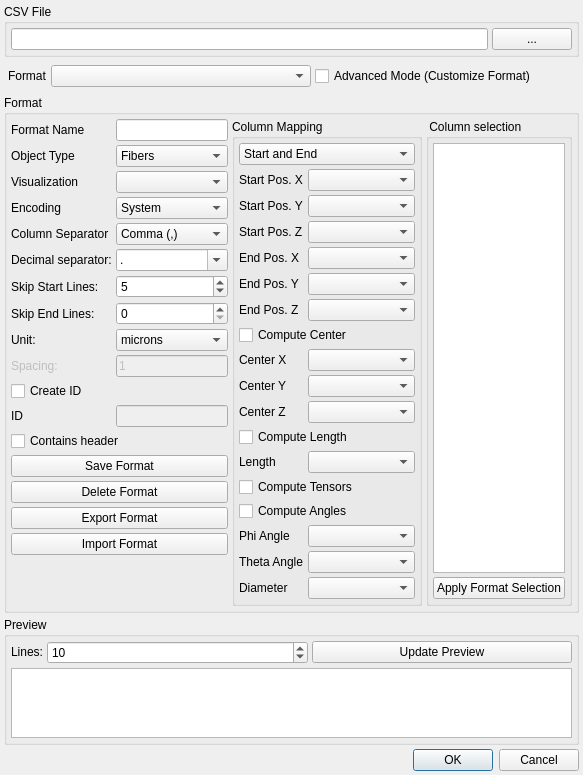
The window that modules/FeatureScout/CsvInput.ui (3dct/open_iA) describes before a commit, drawn with Qt 5.
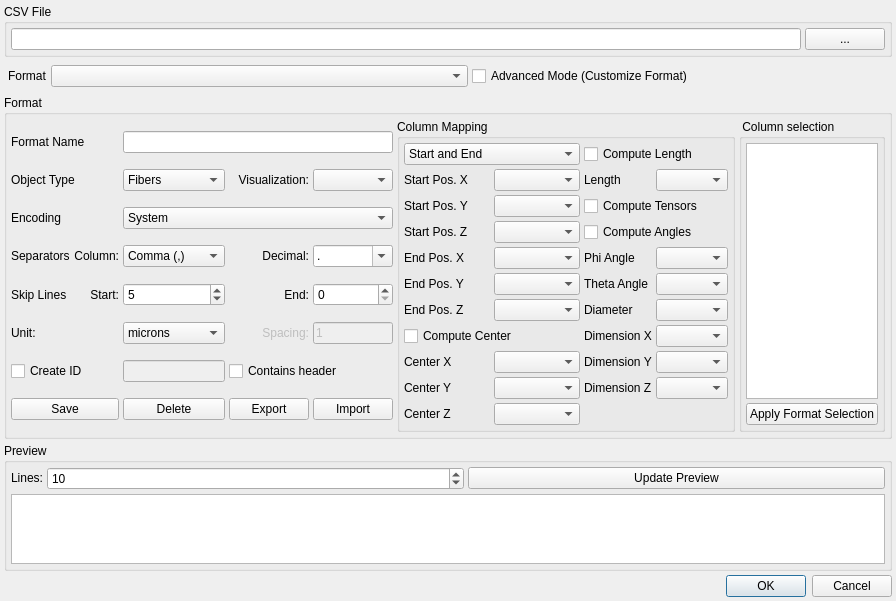
The same window after the commit.

Commit message: FeatureScout: Reformat CSV Input dialog (use width better), add dimension x/y/z col. mappings

```diff
--- a/modules/FeatureScout/CsvInput.ui
+++ b/modules/FeatureScout/CsvInput.ui
@@ -6,8 +6,8 @@
    <rect>
     <x>0</x>
     <y>0</y>
-    <width>517</width>
-    <height>704</height>
+    <width>826</width>
+    <height>596</height>
    </rect>
   </property>
   <property name="windowTitle">
@@ -145,67 +145,11 @@
        <number>4</number>
       </property>
       <item>
-       <layout class="QFormLayout" name="lt_Format">
-        <property name="horizontalSpacing">
+       <layout class="QGridLayout" name="gridLayout_2">
+        <property name="spacing">
          <number>4</number>
         </property>
-        <property name="verticalSpacing">
-         <number>4</number>
-        </property>
-        <item row="1" column="0">
-         <widget class="QLabel" name="lbl_FormatName">
-          <property name="text">
-           <string>Format Name</string>
-          </property>
-         </widget>
-        </item>
-        <item row="1" column="1">
-         <widget class="QLineEdit" name="ed_FormatName"/>
-        </item>
-        <item row="2" column="0">
-         <widget class="QLabel" name="lbl_ObjectType">
-          <property name="text">
-           <string>Object Type</string>
-          </property>
-         </widget>
-        </item>
-        <item row="2" column="1">
-         <widget class="QComboBox" name="cmbbox_ObjectType">
-          <item>
-           <property name="text">
-            <string>Fibers</string>
-           </property>
-          </item>
-          <item>
-           <property name="text">
-            <string>Voids</string>
-           </property>
-          </item>
-          <item>
-           <property name="text">
-            <string>Other</string>
-           </property>
-          </item>
-         </widget>
-        </item>
-        <item row="3" column="0">
-         <widget class="QLabel" name="lbl_VisualizeAs">
-          <property name="text">
-           <string>Visualization</string>
-          </property>
-         </widget>
-        </item>
-        <item row="3" column="1">
-         <widget class="QComboBox" name="cmbbox_VisualizeAs"/>
-        </item>
-        <item row="4" column="0">
-         <widget class="QLabel" name="lbl_Encoding">
-          <property name="text">
-           <string>Encoding</string>
-          </property>
-         </widget>
-        </item>
-        <item row="4" column="1">
+        <item row="2" column="2" colspan="3">
          <widget class="QComboBox" name="cmbbox_Encoding">
           <item>
            <property name="text">
@@ -229,14 +173,14 @@
           </item>
          </widget>
         </item>
-        <item row="5" column="0">
-         <widget class="QLabel" name="lbl_ColumnSeparator">
+        <item row="3" column="0">
+         <widget class="QLabel" name="lbl_Separators">
           <property name="text">
-           <string>Column Separator</string>
+           <string>Separators</string>
           </property>
          </widget>
         </item>
-        <item row="5" column="1">
+        <item row="3" column="2">
          <widget class="QComboBox" name="cmbbox_ColSeparator">
           <property name="enabled">
            <bool>true</bool>
@@ -261,14 +205,27 @@
           </item>
          </widget>
         </item>
-        <item row="6" column="0">
-         <widget class="QLabel" name="lbl_DecimalSeparator">
+        <item row="3" column="3">
+         <widget class="QLabel" name="lbl_SeparatorDecimal">
           <property name="text">
-           <string>Decimal separator:</string>
+           <string>Decimal:</string>
           </property>
+          <property name="alignment">
+           <set>Qt::AlignRight|Qt::AlignTrailing|Qt::AlignVCenter</set>
+          </property>
          </widget>
         </item>
-        <item row="6" column="1">
+        <item row="3" column="1">
+         <widget class="QLabel" name="lbl_SeparatorColumn">
+          <property name="text">
+           <string>Column:</string>
+          </property>
+          <property name="alignment">
+           <set>Qt::AlignRight|Qt::AlignTrailing|Qt::AlignVCenter</set>
+          </property>
+         </widget>
+        </item>
+        <item row="3" column="4">
          <widget class="QComboBox" name="cmbbox_DecimalSeparator">
           <property name="editable">
            <bool>true</bool>
@@ -285,14 +242,73 @@
           </item>
          </widget>
         </item>
-        <item row="7" column="0">
-         <widget class="QLabel" name="lbl_SkipS1tartLine">
+        <item row="1" column="3">
+         <widget class="QLabel" name="lbl_VisualizeAs">
           <property name="text">
-           <string>Skip Start Lines:</string>
+           <string>Visualization:</string>
           </property>
+          <property name="alignment">
+           <set>Qt::AlignRight|Qt::AlignTrailing|Qt::AlignVCenter</set>
+          </property>
          </widget>
         </item>
-        <item row="7" column="1">
+        <item row="0" column="0" colspan="2">
+         <widget class="QLabel" name="lbl_FormatName">
+          <property name="text">
+           <string>Format Name</string>
+          </property>
+         </widget>
+        </item>
+        <item row="1" column="2">
+         <widget class="QComboBox" name="cmbbox_ObjectType">
+          <item>
+           <property name="text">
+            <string>Fibers</string>
+           </property>
+          </item>
+          <item>
+           <property name="text">
+            <string>Voids</string>
+           </property>
+          </item>
+          <item>
+           <property name="text">
+            <string>Other</string>
+           </property>
+          </item>
+         </widget>
+        </item>
+        <item row="1" column="0" colspan="2">
+         <widget class="QLabel" name="lbl_ObjectType">
+          <property name="text">
+           <string>Object Type</string>
+          </property>
+         </widget>
+        </item>
+        <item row="0" column="2" colspan="3">
+         <widget class="QLineEdit" name="ed_FormatName"/>
+        </item>
+        <item row="1" column="4">
+         <widget class="QComboBox" name="cmbbox_VisualizeAs"/>
+        </item>
+        <item row="4" column="0">
+         <widget class="QLabel" name="lbl_SkipLines">
+          <property name="text">
+           <string>Skip Lines</string>
+          </property>
+         </widget>
+        </item>
+        <item row="4" column="1">
+         <widget class="QLabel" name="lbl_SkipLinesStart">
+          <property name="text">
+           <string>Start:</string>
+          </property>
+          <property name="alignment">
+           <set>Qt::AlignRight|Qt::AlignTrailing|Qt::AlignVCenter</set>
+          </property>
+         </widget>
+        </item>
+        <item row="4" column="2">
          <widget class="QSpinBox" name="ed_SkipLinesStart">
           <property name="enabled">
            <bool>true</bool>
@@ -308,37 +324,24 @@
           </property>
          </widget>
         </item>
-        <item row="8" column="0">
-         <widget class="QLabel" name="lbl_SkipEndLines">
+        <item row="4" column="3">
+         <widget class="QLabel" name="lbl_SkipLinesEnd">
           <property name="text">
-           <string>Skip End Lines:</string>
+           <string>End:</string>
+          </property>
+          <property name="alignment">
+           <set>Qt::AlignRight|Qt::AlignTrailing|Qt::AlignVCenter</set>
           </property>
          </widget>
         </item>
-        <item row="8" column="1">
+        <item row="4" column="4">
          <widget class="QSpinBox" name="ed_SkipLinesEnd">
           <property name="maximum">
            <number>9999999</number>
           </property>
          </widget>
         </item>
-        <item row="9" column="0">
-         <widget class="QLabel" name="lbl_Unit">
-          <property name="text">
-           <string>Unit:</string>
-          </property>
-         </widget>
-        </item>
-        <item row="9" column="1">
-         <widget class="QComboBox" name="cmbbox_Unit">
-          <item>
-           <property name="text">
-            <string>microns</string>
-           </property>
-          </item>
-         </widget>
-        </item>
-        <item row="10" column="0">
+        <item row="5" column="3">
          <widget class="QLabel" name="lbl_Spacing">
           <property name="enabled">
            <bool>false</bool>
@@ -346,9 +349,12 @@
           <property name="text">
            <string>Spacing:</string>
           </property>
+          <property name="alignment">
+           <set>Qt::AlignRight|Qt::AlignTrailing|Qt::AlignVCenter</set>
+          </property>
          </widget>
         </item>
-        <item row="10" column="1">
+        <item row="5" column="4">
          <widget class="QLineEdit" name="ed_Spacing">
           <property name="enabled">
            <bool>false</bool>
@@ -358,62 +364,78 @@
           </property>
          </widget>
         </item>
-        <item row="11" column="0" colspan="2">
-         <widget class="QCheckBox" name="cb_AddAutoID">
-          <property name="text">
-           <string>Create ID</string>
-          </property>
-         </widget>
-        </item>
-        <item row="12" column="0">
-         <widget class="QLabel" name="lbl_col_ID">
-          <property name="text">
-           <string>ID</string>
-          </property>
-         </widget>
-        </item>
-        <item row="12" column="1">
+        <item row="6" column="2">
          <widget class="QLineEdit" name="ed_col_ID">
           <property name="enabled">
            <bool>false</bool>
           </property>
          </widget>
         </item>
-        <item row="13" column="0" colspan="2">
+        <item row="6" column="3" colspan="2">
          <widget class="QCheckBox" name="cb_ContainsHeader">
           <property name="text">
            <string>Contains header</string>
           </property>
          </widget>
         </item>
-        <item row="14" column="0" colspan="2">
-         <widget class="QPushButton" name="btn_SaveFormat">
-          <property name="enabled">
-           <bool>true</bool>
-          </property>
-          <property name="text">
-           <string>Save Format</string>
-          </property>
-         </widget>
-        </item>
-        <item row="15" column="0" colspan="2">
-         <widget class="QPushButton" name="btn_DeleteFormat">
-          <property name="text">
-           <string>Delete Format</string>
-          </property>
-         </widget>
-        </item>
-        <item row="16" column="0" colspan="2">
-         <widget class="QPushButton" name="btn_ExportFormat">
-          <property name="text">
-           <string>Export Format</string>
-          </property>
-         </widget>
-        </item>
-        <item row="17" column="0" colspan="2">
+        <item row="7" column="4">
          <widget class="QPushButton" name="btn_ImportFormat">
           <property name="text">
-           <string>Import Format</string>
+           <string>Import</string>
+          </property>
+         </widget>
+        </item>
+        <item row="7" column="3">
+         <widget class="QPushButton" name="btn_ExportFormat">
+          <property name="text">
+           <string>Export</string>
+          </property>
+         </widget>
+        </item>
+        <item row="7" column="2">
+         <widget class="QPushButton" name="btn_DeleteFormat">
+          <property name="text">
+           <string>Delete</string>
+          </property>
+         </widget>
+        </item>
+        <item row="7" column="0" colspan="2">
+         <widget class="QPushButton" name="btn_SaveFormat">
+          <property name="enabled">
+           <bool>true</bool>
+          </property>
+          <property name="text">
+           <string>Save</string>
+          </property>
+         </widget>
+        </item>
+        <item row="5" column="2">
+         <widget class="QComboBox" name="cmbbox_Unit">
+          <item>
+           <property name="text">
+            <string>microns</string>
+           </property>
+          </item>
+         </widget>
+        </item>
+        <item row="5" column="0" colspan="2">
+         <widget class="QLabel" name="lbl_Unit">
+          <property name="text">
+           <string>Unit:</string>
+          </property>
+         </widget>
+        </item>
+        <item row="2" column="0" colspan="2">
+         <widget class="QLabel" name="lbl_Encoding">
+          <property name="text">
+           <string>Encoding</string>
+          </property>
+         </widget>
+        </item>
+        <item row="6" column="0" colspan="2">
+         <widget class="QCheckBox" name="cb_AddAutoID">
+          <property name="text">
+           <string>Create ID</string>
           </property>
          </widget>
         </item>
@@ -427,13 +449,7 @@
         <property name="title">
          <string>Column Mapping</string>
         </property>
-        <layout class="QFormLayout" name="formLayout">
-         <property name="horizontalSpacing">
-          <number>4</number>
-         </property>
-         <property name="verticalSpacing">
-          <number>4</number>
-         </property>
+        <layout class="QGridLayout" name="gridLayout">
          <property name="leftMargin">
           <number>4</number>
          </property>
@@ -446,6 +462,25 @@
          <property name="bottomMargin">
           <number>4</number>
          </property>
+         <property name="spacing">
+          <number>4</number>
+         </property>
+         <item row="3" column="1">
+          <widget class="QComboBox" name="cmbbox_col_PosStartZ"/>
+         </item>
+         <item row="4" column="1">
+          <widget class="QComboBox" name="cmbbox_col_PosEndX"/>
+         </item>
+         <item row="5" column="1">
+          <widget class="QComboBox" name="cmbbox_col_PosEndY"/>
+         </item>
+         <item row="8" column="0">
+          <widget class="QLabel" name="lbl_col_posCenterX">
+           <property name="text">
+            <string>Center X</string>
+           </property>
+          </widget>
+         </item>
          <item row="0" column="0" colspan="2">
           <widget class="QComboBox" name="cmbbox_col_Selection">
            <property name="currentIndex">
@@ -463,16 +498,16 @@
            </item>
           </widget>
          </item>
-         <item row="1" column="0">
-          <widget class="QLabel" name="lbl_col_posStartX">
-           <property name="text">
-            <string>Start Pos. X</string>
-           </property>
-          </widget>
-         </item>
          <item row="1" column="1">
           <widget class="QComboBox" name="cmbbox_col_PosStartX"/>
          </item>
+         <item row="5" column="0">
+          <widget class="QLabel" name="lbl_col_posEndY">
+           <property name="text">
+            <string>End Pos. Y</string>
+           </property>
+          </widget>
+         </item>
          <item row="2" column="0">
           <widget class="QLabel" name="lbl_col_posStartY">
            <property name="text">
@@ -483,16 +518,6 @@
          <item row="2" column="1">
           <widget class="QComboBox" name="cmbbox_col_PosStartY"/>
          </item>
-         <item row="3" column="0">
-          <widget class="QLabel" name="lbl_col_posStartZ">
-           <property name="text">
-            <string>Start Pos. Z</string>
-           </property>
-          </widget>
-         </item>
-         <item row="3" column="1">
-          <widget class="QComboBox" name="cmbbox_col_PosStartZ"/>
-         </item>
          <item row="4" column="0">
           <widget class="QLabel" name="lbl_col_posEndX">
            <property name="text">
@@ -500,19 +525,6 @@
            </property>
           </widget>
          </item>
-         <item row="4" column="1">
-          <widget class="QComboBox" name="cmbbox_col_PosEndX"/>
-         </item>
-         <item row="5" column="0">
-          <widget class="QLabel" name="lbl_col_posEndY">
-           <property name="text">
-            <string>End Pos. Y</string>
-           </property>
-          </widget>
-         </item>
-         <item row="5" column="1">
-          <widget class="QComboBox" name="cmbbox_col_PosEndY"/>
-         </item>
          <item row="6" column="0">
           <widget class="QLabel" name="lbl_col_posEndZ">
            <property name="text">
@@ -523,10 +535,31 @@
          <item row="6" column="1">
           <widget class="QComboBox" name="cmbbox_col_PosEndZ"/>
          </item>
-         <item row="8" column="0">
-          <widget class="QLabel" name="lbl_col_posCenterX">
+         <item row="1" column="0">
+          <widget class="QLabel" name="lbl_col_posStartX">
            <property name="text">
-            <string>Center X</string>
+            <string>Start Pos. X</string>
+           </property>
+          </widget>
+         </item>
+         <item row="7" column="0" colspan="2">
+          <widget class="QCheckBox" name="cb_ComputeCenter">
+           <property name="text">
+            <string>Compute Center</string>
+           </property>
+          </widget>
+         </item>
+         <item row="3" column="0">
+          <widget class="QLabel" name="lbl_col_posStartZ">
+           <property name="text">
+            <string>Start Pos. Z</string>
+           </property>
+          </widget>
+         </item>
+         <item row="10" column="0">
+          <widget class="QLabel" name="lbl_col_posCenterZ">
+           <property name="text">
+            <string>Center Z</string>
            </property>
           </widget>
          </item>
@@ -544,20 +577,6 @@
            </property>
           </widget>
          </item>
-         <item row="9" column="1">
-          <widget class="QComboBox" name="cmbbox_col_PosCenterY">
-           <property name="enabled">
-            <bool>true</bool>
-           </property>
-          </widget>
-         </item>
-         <item row="10" column="0">
-          <widget class="QLabel" name="lbl_col_posCenterZ">
-           <property name="text">
-            <string>Center Z</string>
-           </property>
-          </widget>
-         </item>
          <item row="10" column="1">
           <widget class="QComboBox" name="cmbbox_col_PosCenterZ">
            <property name="enabled">
@@ -565,48 +584,54 @@
            </property>
           </widget>
          </item>
-         <item row="12" column="0">
-          <widget class="QLabel" name="lbl_col_length">
-           <property name="text">
-            <string>Length</string>
-           </property>
-          </widget>
-         </item>
-         <item row="12" column="1">
-          <widget class="QComboBox" name="cmbbox_col_Length">
+         <item row="9" column="1">
+          <widget class="QComboBox" name="cmbbox_col_PosCenterY">
            <property name="enabled">
             <bool>true</bool>
            </property>
           </widget>
          </item>
-         <item row="17" column="0">
+         <item row="9" column="2">
+          <widget class="QLabel" name="lbl_col_dimensionZ">
+           <property name="text">
+            <string>Dimension Z</string>
+           </property>
+          </widget>
+         </item>
+         <item row="9" column="3">
+          <widget class="QComboBox" name="cmbbox_col_DimensionZ"/>
+         </item>
+         <item row="8" column="3">
+          <widget class="QComboBox" name="cmbbox_col_DimensionY"/>
+         </item>
+         <item row="8" column="2">
+          <widget class="QLabel" name="lbl_col_dimensionY">
+           <property name="text">
+            <string>Dimension Y</string>
+           </property>
+          </widget>
+         </item>
+         <item row="7" column="2">
+          <widget class="QLabel" name="lbl_col_dimensionX">
+           <property name="text">
+            <string>Dimension X</string>
+           </property>
+          </widget>
+         </item>
+         <item row="7" column="3">
+          <widget class="QComboBox" name="cmbbox_col_DimensionX"/>
+         </item>
+         <item row="6" column="2">
           <widget class="QLabel" name="lbl_col_diameter">
            <property name="text">
             <string>Diameter</string>
            </property>
           </widget>
          </item>
-         <item row="17" column="1">
+         <item row="6" column="3">
           <widget class="QComboBox" name="cmbbox_col_Diameter"/>
          </item>
-         <item row="15" column="0">
-          <widget class="QLabel" name="lbl_col_phi">
-           <property name="enabled">
-            <bool>true</bool>
-           </property>
-           <property name="text">
-            <string>Phi Angle</string>
-           </property>
-          </widget>
-         </item>
-         <item row="15" column="1">
-          <widget class="QComboBox" name="cmbbox_col_Phi">
-           <property name="enabled">
-            <bool>true</bool>
-           </property>
-          </widget>
-         </item>
-         <item row="16" column="0">
+         <item row="5" column="2">
           <widget class="QLabel" name="lbl_col_theta">
            <property name="enabled">
             <bool>true</bool>
@@ -616,38 +641,62 @@
            </property>
           </widget>
          </item>
-         <item row="16" column="1">
+         <item row="5" column="3">
           <widget class="QComboBox" name="cmbbox_col_Theta">
            <property name="enabled">
             <bool>true</bool>
            </property>
           </widget>
          </item>
-         <item row="14" column="0" colspan="2">
+         <item row="4" column="2">
+          <widget class="QLabel" name="lbl_col_phi">
+           <property name="enabled">
+            <bool>true</bool>
+           </property>
+           <property name="text">
+            <string>Phi Angle</string>
+           </property>
+          </widget>
+         </item>
+         <item row="4" column="3">
+          <widget class="QComboBox" name="cmbbox_col_Phi">
+           <property name="enabled">
+            <bool>true</bool>
+           </property>
+          </widget>
+         </item>
+         <item row="3" column="2" colspan="2">
           <widget class="QCheckBox" name="cb_ComputeAngles">
            <property name="text">
             <string>Compute Angles</string>
            </property>
           </widget>
          </item>
-         <item row="11" column="0" colspan="2">
-          <widget class="QCheckBox" name="cb_ComputeLength">
-           <property name="text">
-            <string>Compute Length</string>
-           </property>
-          </widget>
-         </item>
-         <item row="13" column="0" colspan="2">
+         <item row="2" column="2" colspan="2">
           <widget class="QCheckBox" name="cb_ComputeTensors">
            <property name="text">
             <string>Compute Tensors</string>
            </property>
           </widget>
          </item>
-         <item row="7" column="0" colspan="2">
-          <widget class="QCheckBox" name="cb_ComputeCenter">
+         <item row="1" column="3">
+          <widget class="QComboBox" name="cmbbox_col_Length">
+           <property name="enabled">
+            <bool>true</bool>
+           </property>
+          </widget>
+         </item>
+         <item row="1" column="2">
+          <widget class="QLabel" name="lbl_col_length">
            <property name="text">
-            <string>Compute Center</string>
+            <string>Length</string>
+           </property>
+          </widget>
+         </item>
+         <item row="0" column="2" colspan="2">
+          <widget class="QCheckBox" name="cb_ComputeLength">
+           <property name="text">
+            <string>Compute Length</string>
            </property>
           </widget>
          </item>
```
The commit also changes 3 other files.
